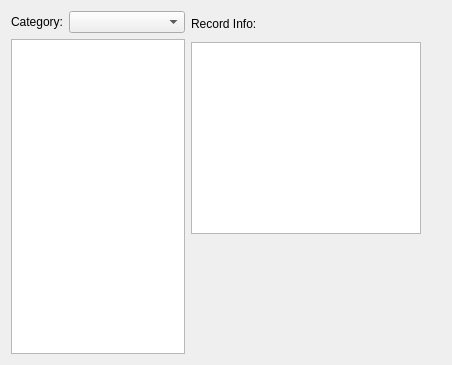
Old version of the form kpilot/kpilot/viewer_page_base.ui in the repository chusopr/kdepim-ktimetracker-akonadi.
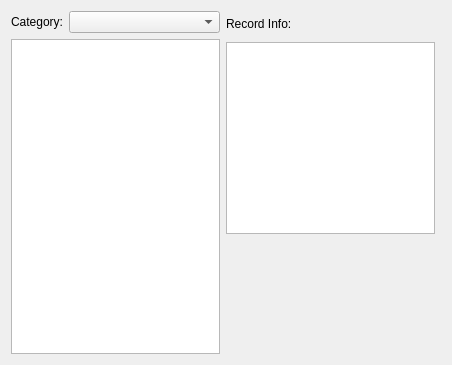
New version of the form. Custom widgets are drawn as their Qt base class.

Commit message: And we have records in our list again. This is a first try to but i'm not sure yet if this is the best approach. The previous version had checkboxes in the list for todo's but i think it's not that bad that they are not in there anymore because it's a viewer.

Diff of the .ui file:
```diff
--- a/kpilot/kpilot/viewer_page_base.ui
+++ b/kpilot/kpilot/viewer_page_base.ui
@@ -46,20 +46,7 @@
       </layout>
      </item>
      <item>
-      <widget class="KListWidget" name="fCategoryList" >
-       <property name="sizePolicy" >
-        <sizepolicy vsizetype="Expanding" hsizetype="Preferred" >
-         <horstretch>0</horstretch>
-         <verstretch>0</verstretch>
-        </sizepolicy>
-       </property>
-       <property name="maximumSize" >
-        <size>
-         <width>200</width>
-         <height>16777215</height>
-        </size>
-       </property>
-      </widget>
+      <widget class="QListView" name="fRecordList" />
      </item>
     </layout>
    </item>
@@ -116,11 +103,6 @@
    <extends>QComboBox</extends>
    <header>kcombobox.h</header>
   </customwidget>
-  <customwidget>
-   <class>KListWidget</class>
-   <extends>QListWidget</extends>
-   <header>klistwidget.h</header>
-  </customwidget>
   <customwidget>
    <class>KTextEdit</class>
    <extends>QTextEdit</extends>
```
The commit also changes 7 other files.
